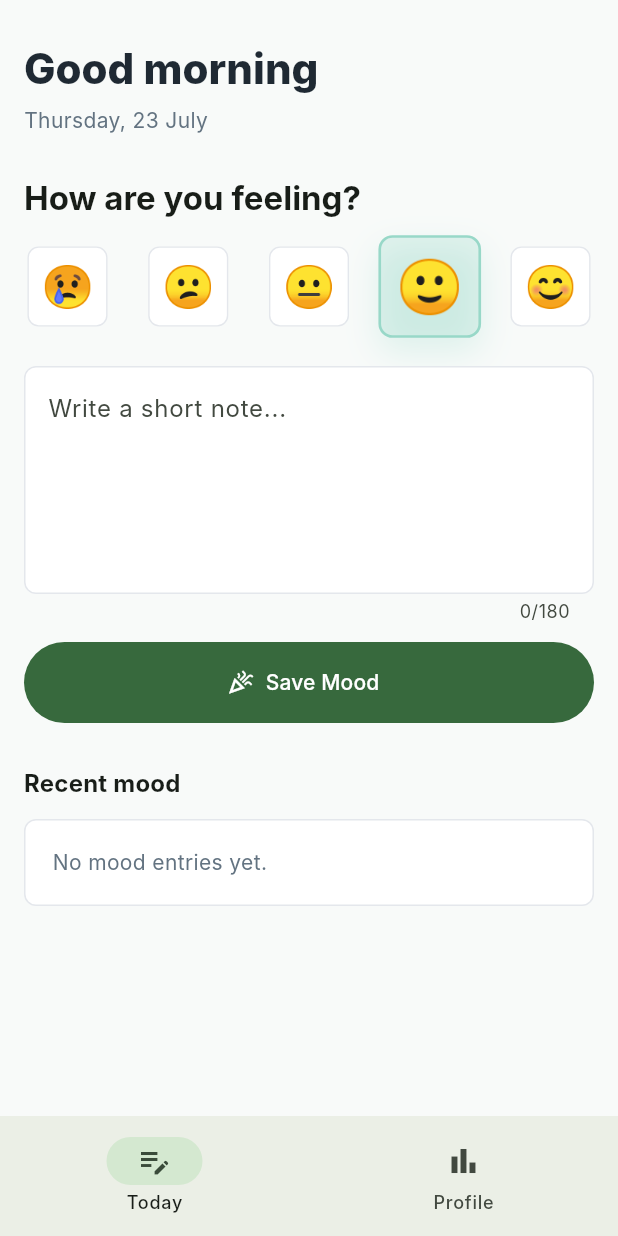
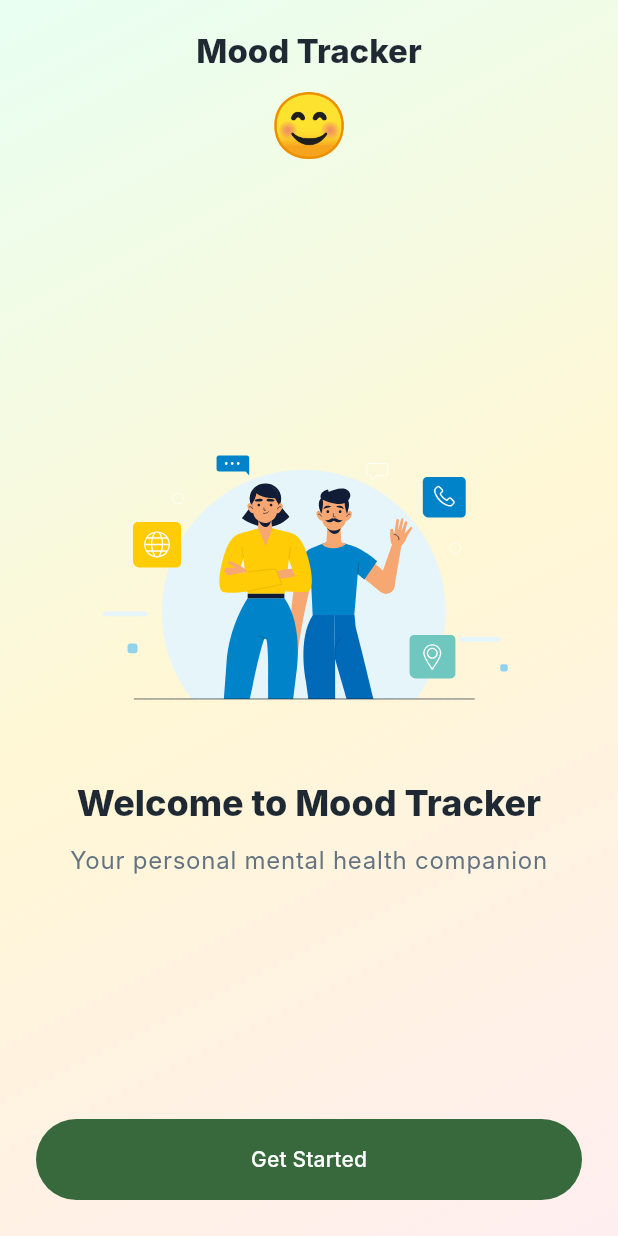
Before and after one commit to Revaldo11/mood_tracker_app, a Flutter app: the screen it shows after launch, on a phone screen of 412 x 824 dp. Run offline on Flutter 3.47's test engine with Material 3 defaults, Android fonts, the phone set to English and light mode, and no system bars; drawn by our look-alikes of flutter_animate; our stand-ins replace confetti, fl_chart, get, hive_flutter, lottie; accounts and stored records are empty; Roboto replaces fonts that are missing (Inter).

Commit message:
Implement onboarding feature with local database integration and mood tracking enhancements

```diff
--- a/lib/data/sources/local_database.dart
+++ b/lib/data/sources/local_database.dart
@@ -8,6 +8,9 @@ class LocalDatabase implements MoodRepository {
   LocalDatabase(this._box);
 
   static const boxName = 'mood_entries';
+  static const _onboardingCompletedKey = 'onboarding_completed';
+  static const _onboardingStartedAtKey = 'onboarding_started_at';
+  static const _onboardingScreenKey = 'onboarding_screen';
 
   final Box _box;
 
@@ -33,4 +36,29 @@ class LocalDatabase implements MoodRepository {
     final model = MoodEntryModel.fromEntry(entry);
     await _box.put(entry.id, model.toMap());
   }
+
+  bool get isOnboardingCompleted {
+    return _box.get(_onboardingCompletedKey, defaultValue: false) as bool;
+  }
+
+  int get onboardingScreen {
+    return _box.get(_onboardingScreenKey, defaultValue: 0) as int;
+  }
+
+  Future<void> startOnboarding() async {
+    if (!_box.containsKey(_onboardingStartedAtKey)) {
+      await _box.put(
+        _onboardingStartedAtKey,
+        DateTime.now().toIso8601String(),
+      );
+    }
+  }
+
+  Future<void> saveOnboardingScreen(int screen) async {
+    await _box.put(_onboardingScreenKey, screen);
+  }
+
+  Future<void> completeOnboarding() async {
+    await _box.put(_onboardingCompletedKey, true);
+  }
 }
--- a/lib/main.dart
+++ b/lib/main.dart
@@ -8,6 +8,7 @@ import 'presentation/screens/splash_screen.dart';
 Future<void> main() async {
   WidgetsFlutterBinding.ensureInitialized();
   final database = await LocalDatabase.init();
+  Get.put(database);
   Get.put(MoodController(database));
   runApp(const MoodTrackerApp());
 }
--- a/lib/presentation/controllers/mood_controller.dart
+++ b/lib/presentation/controllers/mood_controller.dart
@@ -50,7 +50,10 @@ class MoodController extends GetxController {
     selectedEmoji.value = option.emoji;
   }
 
-  Future<void> saveMood() async {
+  Future<void> saveMood({
+    String title = 'Mood saved',
+    String message = 'Your daily mood has been recorded.',
+  }) async {
     final entry = MoodEntry(
       id: DateTime.now().microsecondsSinceEpoch.toString(),
       mood: selectedMood.value,
@@ -66,8 +69,8 @@ class MoodController extends GetxController {
 
     if (!Get.testMode) {
       Get.snackbar(
-        'Mood saved',
-        'Your daily mood has been recorded.',
+        title,
+        message,
         snackPosition: SnackPosition.BOTTOM,
         margin: const EdgeInsets.all(16),
         borderRadius: 8,
--- /dev/null
+++ b/lib/presentation/screens/onboarding_screen.dart
@@ -0,0 +1,491 @@
+import 'package:flutter/material.dart';
+import 'package:flutter/services.dart';
+import 'package:flutter_animate/flutter_animate.dart';
+import 'package:get/get.dart';
+import 'package:lottie/lottie.dart';
+
+import '../../data/sources/local_database.dart';
+import '../controllers/mood_controller.dart';
+import 'main_shell.dart';
+
+class OnboardingScreen extends StatefulWidget {
+  const OnboardingScreen({super.key});
+
+  @override
+  State<OnboardingScreen> createState() => _OnboardingScreenState();
+}
+
+class _OnboardingScreenState extends State<OnboardingScreen> {
+  final _database = Get.find<LocalDatabase>();
+  final _moodController = Get.find<MoodController>();
+  final _pageController = PageController();
+  final _currentPage = 0.obs;
+
+  @override
+  void initState() {
+    super.initState();
+    _currentPage.value = _database.onboardingScreen.clamp(0, 3);
+    _database.startOnboarding();
+
+    WidgetsBinding.instance.addPostFrameCallback((_) {
+      if (_pageController.hasClients) {
+        _pageController.jumpToPage(_currentPage.value);
+      }
+    });
+  }
+
+  @override
+  void dispose() {
+    _pageController.dispose();
+    super.dispose();
+  }
+
+  @override
+  Widget build(BuildContext context) {
+    return Scaffold(
+      body: SafeArea(
+        child: PageView(
+          controller: _pageController,
+          physics: const NeverScrollableScrollPhysics(),
+          onPageChanged: (page) {
+            _currentPage.value = page;
+            _database.saveOnboardingScreen(page);
+          },
+          children: [
+            _IntroPage(
+              animation: 'assets/animation/waving_hand.json',
+              title: 'Welcome to Mood Tracker',
+              subtitle: 'Your personal mental health companion',
+              buttonText: 'Get Started',
+              onNext: _nextPage,
+            ),
+            _InfoPage(
+              currentStep: 0,
+              animation: 'assets/animation/meditation.json',
+              title: 'Why Track Your Mood?',
+              items: const [
+                'Understand your emotional patterns',
+                'Identify triggers and improvements',
+                'Build consistent habit',
+              ],
+              onNext: _nextPage,
+              onSkip: _goToFirstMood,
+            ),
+            _InfoPage(
+              currentStep: 1,
+              animation: 'assets/animation/daily_activity.json',
+              title: 'How It Works',
+              items: const [
+                'Select your mood emoji',
+                'Add optional notes',
+                'View your mood history & patterns',
+              ],
+              footer: 'Your insights, your journey',
+              onNext: _nextPage,
+              onSkip: _completeWithoutMood,
+            ),
+            _FirstMoodPage(
+              moodController: _moodController,
+              onComplete: _completeWithMood,
+            ),
+          ],
+        ),
+      ),
+    );
+  }
+
+  void _nextPage() {
+    final nextPage = (_currentPage.value + 1).clamp(0, 3);
+    _pageController.animateToPage(
+      nextPage,
+      duration: const Duration(milliseconds: 300),
+      curve: Curves.easeInOut,
+    );
+  }
+
+  void _goToFirstMood() {
+    _pageController.animateToPage(
+      3,
+      duration: const Duration(milliseconds: 300),
+      curve: Curves.easeInOut,
+    );
+  }
+
+  Future<void> _completeWithMood() async {
+    HapticFeedback.mediumImpact();
+    await _moodController.saveMood(
+      title: 'Awesome!',
+      message: "Let's start tracking",
+    );
+    await _database.completeOnboarding();
+
+    Get.off(
+      () => const MainShell(),
+      transition: Transition.fadeIn,
+      duration: const Duration(milliseconds: 450),
+    );
+  }
+
+  Future<void> _completeWithoutMood() async {
+    await _database.completeOnboarding();
+
+    Get.off(
+      () => const MainShell(),
+      transition: Transition.fadeIn,
+      duration: const Duration(milliseconds: 450),
+    );
+  }
+}
+
+class _IntroPage extends StatelessWidget {
+  const _IntroPage({
+    required this.animation,
+    required this.title,
+    required this.subtitle,
+    required this.buttonText,
+    required this.onNext,
+  });
+
+  final String animation;
+  final String title;
+  final String subtitle;
+  final String buttonText;
+  final VoidCallback onNext;
+
+  @override
+  Widget build(BuildContext context) {
+    return _OnboardingScaffold(
+      child: Column(
+        children: [
+          const SizedBox(height: 20),
+          Text(
+            'Mood Tracker',
+            style: Theme.of(context).textTheme.titleLarge?.copyWith(
+                  fontWeight: FontWeight.w800,
+                  color: const Color(0xFF1F2933),
+                ),
+          ),
+          const SizedBox(height: 6),
+          const Text('😊', style: TextStyle(fontSize: 42)),
+          const Spacer(),
+          Lottie.asset(animation, height: 220, repeat: true),
+          const SizedBox(height: 24),
+          _AnimatedText(title: title, subtitle: subtitle),
+          const Spacer(),
+          _PrimaryButton(text: buttonText, onPressed: onNext),
+          const SizedBox(height: 24),
+        ],
+      ),
+    );
+  }
+}
+
+class _InfoPage extends StatelessWidget {
+  const _InfoPage({
+    required this.currentStep,
+    required this.animation,
+    required this.title,
+    required this.items,
+    required this.onNext,
+    required this.onSkip,
+    this.footer,
+  });
+
+  final int currentStep;
+  final String animation;
+  final String title;
+  final List<String> items;
+  final VoidCallback onNext;
+  final VoidCallback onSkip;
+  final String? footer;
+
+  @override
+  Widget build(BuildContext context) {
+    return _OnboardingScaffold(
+      child: Column(
+        children: [
+          const SizedBox(height: 20),
+          _StepIndicator(currentStep: currentStep),
+          const Spacer(),
+          Lottie.asset(animation, height: 220, repeat: true),
+          const SizedBox(height: 24),
+          _AnimatedText(title: title),
+          const SizedBox(height: 18),
+          ...items.map((item) => _BenefitItem(text: item)),
+          if (footer != null) ...[
+            const SizedBox(height: 12),
+            Text(
+              footer!,
+              style: const TextStyle(
+                color: Color(0xFF637381),
+                fontWeight: FontWeight.w600,
+              ),
+            ),
+          ],
+          const Spacer(),
+          Row(
+            children: [
+              Expanded(child: _PrimaryButton(text: 'Next', onPressed: onNext)),
+              const SizedBox(width: 12),
+              Expanded(child: _SecondaryButton(text: 'Skip', onPressed: onSkip)),
+            ],
+          ),
+          const SizedBox(height: 24),
+        ],
+      ),
+    );
+  }
+}
+
+class _FirstMoodPage extends StatelessWidget {
+  const _FirstMoodPage({
+    required this.moodController,
+    required this.onComplete,
+  });
+
+  final MoodController moodController;
+  final Future<void> Function() onComplete;
+
+  @override
+  Widget build(BuildContext context) {
+    return _OnboardingScaffold(
+      child: Column(
+        children: [
+          const SizedBox(height: 28),
+          Text(
+            'How are you feeling today?',
+            textAlign: TextAlign.center,
+            style: Theme.of(context).textTheme.headlineSmall?.copyWith(
+                  fontWeight: FontWeight.w800,
+                  color: const Color(0xFF1F2933),
+                ),
+          ).animate().fadeIn(duration: 400.ms).slideY(begin: 0.18),
+          const Spacer(),
+          Lottie.asset('assets/animation/first mood.json', height: 170, repeat: true),
+          const SizedBox(height: 28),
+          Obx(
+            () => Row(
+              mainAxisAlignment: MainAxisAlignment.spaceBetween,
+              children: moodController.moods.map((option) {
+                final selected = moodController.selectedMood.value == option.value;
+
+                return GestureDetector(
+                  onTap: () {
+                    HapticFeedback.selectionClick();
+                    moodController.selectMood(option);
+                  },
+                  child: AnimatedScale(
+                    scale: selected ? 1.28 : 0.95,
+                    duration: const Duration(milliseconds: 300),
+                    curve: Curves.easeOutBack,
+                    child: Container(
+                      width: 58,
+                      height: 58,
+                      alignment: Alignment.center,
+                      decoration: BoxDecoration(
+                        color: selected
+                            ? option.color.withValues(alpha: 0.24)
+                            : Colors.white,
+                        borderRadius: BorderRadius.circular(8),
+                        border: Border.all(
+                          color: selected ? option.color : const Color(0xFFE4E7EC),
+                          width: selected ? 1.5 : 1,
+                        ),
+                      ),
+                      child: Text(
+                        option.emoji,
+                        style: const TextStyle(fontSize: 30),
+                      ),
+                    ),
+                  ),
+                );
+              }).toList(),
+            ),
+          ),
+          const SizedBox(height: 28),
+          TextField(
+            controller: moodController.notesController,
+            maxLines: 4,
+            maxLength: 180,
+            decoration: InputDecoration(
+              hintText: 'Optional notes',
+              filled: true,
+              fillColor: Colors.white,
+              enabledBorder: OutlineInputBorder(
+                borderRadius: BorderRadius.circular(8),
+                borderSide: const BorderSide(color: Color(0xFFE4E7EC)),
+              ),
+              focusedBorder: OutlineInputBorder(
+                borderRadius: BorderRadius.circular(8),
+                borderSide: const BorderSide(
+                  color: Color(0xFF6BCB77),
+                  width: 1.5,
+                ),
+              ),
+            ),
+          ),
+          const Spacer(),
+          _PrimaryButton(text: "Let's Go!", onPressed: onComplete),
+          const SizedBox(height: 24),
+        ],
+      ),
+    );
+  }
+}
+
+class _OnboardingScaffold extends StatelessWidget {
+  const _OnboardingScaffold({required this.child});
+
+  final Widget child;
+
+  @override
+  Widget build(BuildContext context) {
+    return Container(
+      width: double.infinity,
+      padding: const EdgeInsets.symmetric(horizontal: 24),
+      decoration: const BoxDecoration(
+        gradient: LinearGradient(
+          begin: Alignment.topLeft,
+          end: Alignment.bottomRight,
+          colors: [
+            Color(0xFFE8FFF2),
+            Color(0xFFFFF7D5),
+            Color(0xFFFFEEF0),
+          ],
+        ),
+      ),
+      child: child,
+    );
+  }
+}
+
+class _AnimatedText extends StatelessWidget {
+  const _AnimatedText({required this.title, this.subtitle});
+
+  final String title;
+  final String? subtitle;
+
+  @override
+  Widget build(BuildContext context) {
+    return Column(
+      children: [
+        Text(
+          title,
+          textAlign: TextAlign.center,
+          style: Theme.of(context).textTheme.headlineSmall?.copyWith(
+                fontWeight: FontWeight.w800,
+                color: const Color(0xFF1F2933),
+              ),
+        ).animate().fadeIn(delay: 200.ms, duration: 400.ms).slideY(begin: 0.18),
+        if (subtitle != null) ...[
+          const SizedBox(height: 10),
+          Text(
+            subtitle!,
+            textAlign: TextAlign.center,
+            style: Theme.of(context).textTheme.bodyLarge?.copyWith(
+                  color: const Color(0xFF637381),
+                ),
+          ).animate().fadeIn(delay: 300.ms, duration: 400.ms),
+        ],
+      ],
+    );
+  }
+}
+
+class _StepIndicator extends StatelessWidget {
+  const _StepIndicator({required this.currentStep});
+
+  final int currentStep;
+
+  @override
+  Widget build(BuildContext context) {
+    return Row(
+      mainAxisAlignment: MainAxisAlignment.center,
+      children: List.generate(3, (index) {
+        final active = index <= currentStep;
+
+        return AnimatedContainer(
+          width: 8,
+          height: 8,
+          margin: const EdgeInsets.symmetric(horizontal: 6),
+          duration: const Duration(milliseconds: 200),
+          decoration: BoxDecoration(
+            color: active ? const Color(0xFF6BCB77) : const Color(0xFFD0D5DD),
+            shape: BoxShape.circle,
+          ),
+        );
+      }),
+    );
+  }
+}
+
+class _BenefitItem extends StatelessWidget {
+  const _BenefitItem({required this.text});
+
+  final String text;
+
+  @override
+  Widget build(BuildContext context) {
+    return Padding(
+      padding: const EdgeInsets.only(bottom: 10),
+      child: Row(
+        children: [
+          const Icon(Icons.check_circle, color: Color(0xFF6BCB77), size: 22),
+          const SizedBox(width: 10),
+          Expanded(
+            child: Text(
+              text,
+              style: Theme.of(context).textTheme.bodyMedium?.copyWith(
+                    color: const Color(0xFF344054),
+                    fontWeight: FontWeight.w600,
+                  ),
+            ),
+          ),
+        ],
+      ),
+    );
+  }
+}
+
+class _PrimaryButton extends StatelessWidget {
+  const _PrimaryButton({
+    required this.text,
+    required this.onPressed,
+  });
+
+  final String text;
+  final VoidCallback onPressed;
+
+  @override
+  Widget build(BuildContext context) {
+    return SizedBox(
+      height: 54,
+      width: double.infinity,
+      child: FilledButton(
+        onPressed: onPressed,
+        child: Text(text),
+      ),
+    );
+  }
+}
+
+class _SecondaryButton extends StatelessWidget {
+  const _SecondaryButton({
+    required this.text,
+    required this.onPressed,
+  });
+
+  final String text;
+  final VoidCallback onPressed;
+
+  @override
+  Widget build(BuildContext context) {
+    return SizedBox(
+      height: 54,
+      child: OutlinedButton(
+        onPressed: onPressed,
+        child: Text(text),
+      ),
+    );
+  }
+}
--- a/pubspec.yaml
+++ b/pubspec.yaml
@@ -41,6 +41,7 @@ dependencies:
   confetti: ^0.8.0
   flutter_animate: ^4.5.2
   intl: ^0.20.1
+  lottie: ^3.3.1
 
 dev_dependencies:
   flutter_test:
@@ -63,6 +64,9 @@ flutter:
   # included with your application, so that you can use the icons in
   # the material Icons class.
   uses-material-design: true
+
+  assets:
+    - assets/animation/
 
   # To add assets to your application, add an assets section, like this:
   # assets:
```
Also changed, not shown: lib/presentation/screens/splash_screen.dart (+6 -1 lines), pubspec.lock.
